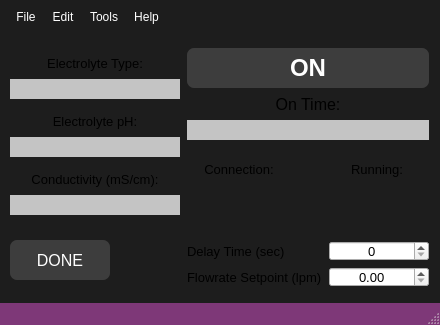
First picture: the form in src/ECM_gui/pump_dialog/window_pump_control.ui, repository dmherrington/ECM-Control-System, before the edit.
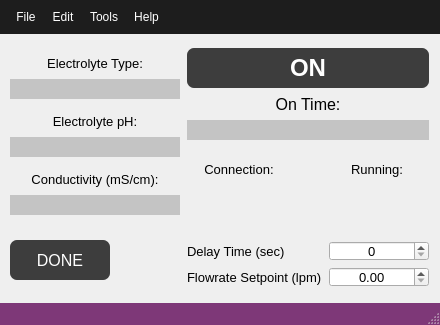
Second picture: the form after the edit. Custom widgets are drawn as their Qt base class.

```diff
--- a/src/ECM_gui/pump_dialog/window_pump_control.ui
+++ b/src/ECM_gui/pump_dialog/window_pump_control.ui
@@ -20,11 +20,7 @@
    <string>MainWindow</string>
   </property>
   <property name="styleSheet">
-   <string notr="true">QMainWindow{
-background-color:#1d1d1d;
-}
-
-QMenuBar{
+   <string notr="true">QMenuBar{
 background-color:#1d1d1d;
 padding:5px;
 	font: 12pt &quot;MS Shell Dlg 2&quot;;
```
